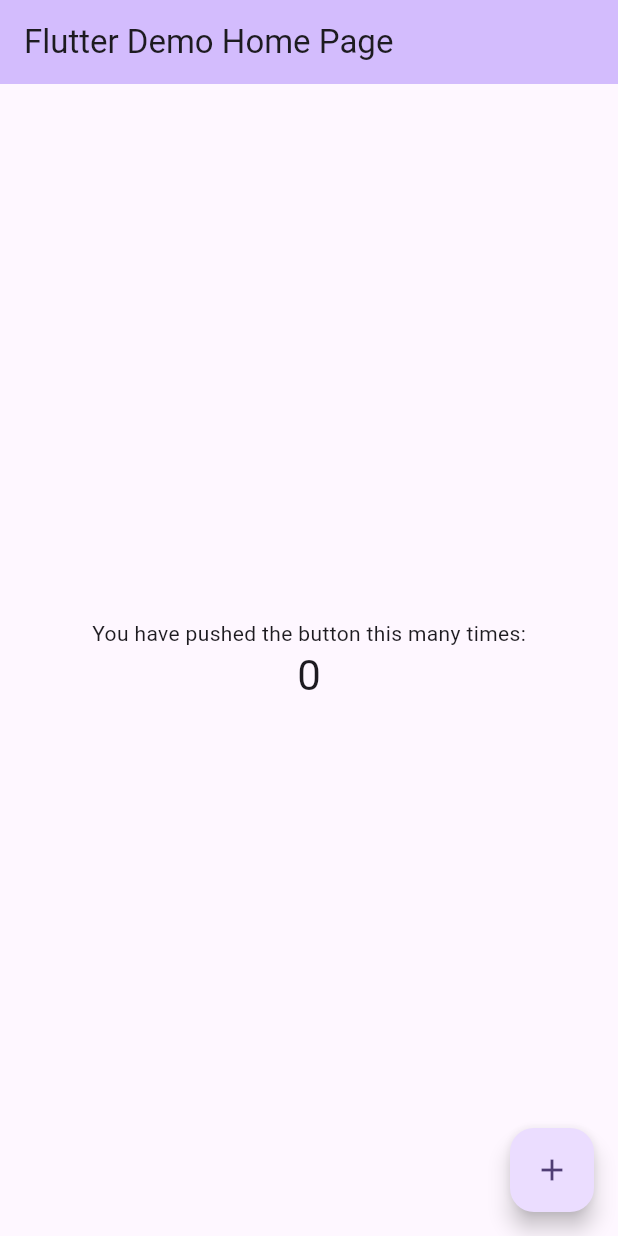
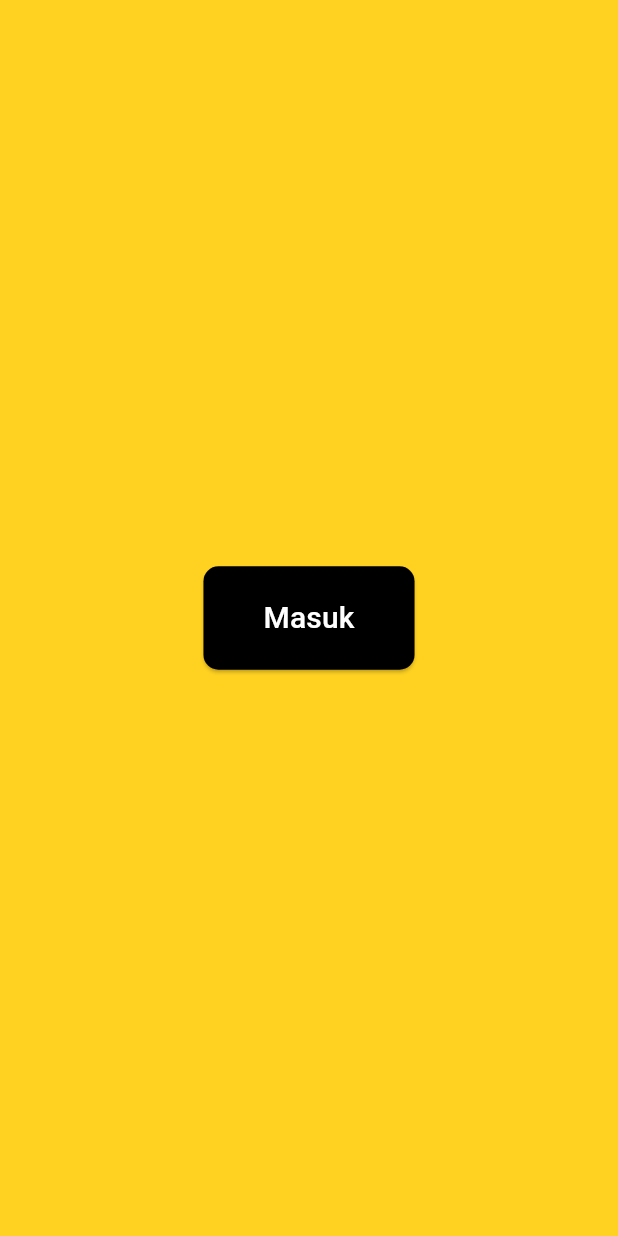
Before and after one commit to yahya542/JasainAja, a Flutter app: the screen it shows after launch, on a phone screen of 412 x 824 dp. Run offline on Flutter 3.47's test engine with Material 3 defaults, Android fonts, the phone set to English and light mode, and no system bars.

Commit message:
inisialisasi mobile

```diff
--- a/mobile/lib/main.dart
+++ b/mobile/lib/main.dart
@@ -1,122 +1,52 @@
 import 'package:flutter/material.dart';
+import 'auth/SelectLogin.dart';
 
 void main() {
-  runApp(const MyApp());
+  runApp(const JasainAjaApp());
 }
 
-class MyApp extends StatelessWidget {
-  const MyApp({super.key});
+class JasainAjaApp extends StatelessWidget {
+  const JasainAjaApp({super.key});
 
-  // This widget is the root of your application.
   @override
   Widget build(BuildContext context) {
     return MaterialApp(
-      title: 'Flutter Demo',
-      theme: ThemeData(
-        // This is the theme of your application.
-        //
-        // TRY THIS: Try running your application with "flutter run". You'll see
-        // the application has a purple toolbar. Then, without quitting the app,
-        // try changing the seedColor in the colorScheme below to Colors.green
-        // and then invoke "hot reload" (save your changes or press the "hot
-        // reload" button in a Flutter-supported IDE, or press "r" if you used
-        // the command line to start the app).
-        //
-        // Notice that the counter didn't reset back to zero; the application
-        // state is not lost during the reload. To reset the state, use hot
-        // restart instead.
-        //
-        // This works for code too, not just values: Most code changes can be
-        // tested with just a hot reload.
-        colorScheme: ColorScheme.fromSeed(seedColor: Colors.deepPurple),
-      ),
-      home: const MyHomePage(title: 'Flutter Demo Home Page'),
+      debugShowCheckedModeBanner: false,
+      title: 'JasainAja!',
+      theme: ThemeData(primarySwatch: Colors.amber),
+      home: const LandingScreen(),
     );
   }
 }
 
-class MyHomePage extends StatefulWidget {
-  const MyHomePage({super.key, required this.title});
-
-  // This widget is the home page of your application. It is stateful, meaning
-  // that it has a State object (defined below) that contains fields that affect
-  // how it looks.
-
-  // This class is the configuration for the state. It holds the values (in this
-  // case the title) provided by the parent (in this case the App widget) and
-  // used by the build method of the State. Fields in a Widget subclass are
-  // always marked "final".
-
-  final String title;
-
-  @override
-  State<MyHomePage> createState() => _MyHomePageState();
-}
-
-class _MyHomePageState extends State<MyHomePage> {
-  int _counter = 0;
-
-  void _incrementCounter() {
-    setState(() {
-      // This call to setState tells the Flutter framework that something has
-      // changed in this State, which causes it to rerun the build method below
-      // so that the display can reflect the updated values. If we changed
-      // _counter without calling setState(), then the build method would not be
-      // called again, and so nothing would appear to happen.
-      _counter++;
-    });
-  }
+class LandingScreen extends StatelessWidget {
+  const LandingScreen({super.key});
 
   @override
   Widget build(BuildContext context) {
-    // This method is rerun every time setState is called, for instance as done
-    // by the _incrementCounter method above.
-    //
-    // The Flutter framework has been optimized to make rerunning build methods
-    // fast, so that you can just rebuild anything that needs updating rather
-    // than having to individually change instances of widgets.
     return Scaffold(
-      appBar: AppBar(
-        // TRY THIS: Try changing the color here to a specific color (to
-        // Colors.amber, perhaps?) and trigger a hot reload to see the AppBar
-        // change color while the other colors stay the same.
-        backgroundColor: Theme.of(context).colorScheme.inversePrimary,
-        // Here we take the value from the MyHomePage object that was created by
-        // the App.build method, and use it to set our appbar title.
-        title: Text(widget.title),
-      ),
+      backgroundColor: const Color(0xFFFFD221),  // Background JasainAja!
       body: Center(
-        // Center is a layout widget. It takes a single child and positions it
-        // in the middle of the parent.
-        child: Column(
-          // Column is also a layout widget. It takes a list of children and
-          // arranges them vertically. By default, it sizes itself to fit its
-          // children horizontally, and tries to be as tall as its parent.
-          //
-          // Column has various properties to control how it sizes itself and
-          // how it positions its children. Here we use mainAxisAlignment to
-          // center the children vertically; the main axis here is the vertical
-          // axis because Columns are vertical (the cross axis would be
-          // horizontal).
-          //
-          // TRY THIS: Invoke "debug painting" (choose the "Toggle Debug Paint"
-          // action in the IDE, or press "p" in the console), to see the
-          // wireframe for each widget.
-          mainAxisAlignment: MainAxisAlignment.center,
-          children: <Widget>[
-            const Text('You have pushed the button this many times:'),
-            Text(
-              '$_counter',
-              style: Theme.of(context).textTheme.headlineMedium,
+        child: ElevatedButton(
+          onPressed: () {
+            Navigator.push(
+              context,
+              MaterialPageRoute(builder: (context) => SelectLoginPage()),
+            );
+          },
+          style: ElevatedButton.styleFrom(
+            backgroundColor: Colors.black,  // Warna button hitam
+            padding: const EdgeInsets.symmetric(horizontal: 40, vertical: 20),
+            shape: RoundedRectangleBorder(
+              borderRadius: BorderRadius.circular(10),
             ),
-          ],
+          ),
+          child: const Text(
+            'Masuk',
+            style: TextStyle(fontSize: 20, color: Colors.white),
+          ),
         ),
       ),
-      floatingActionButton: FloatingActionButton(
-        onPressed: _incrementCounter,
-        tooltip: 'Increment',
-        child: const Icon(Icons.add),
-      ), // This trailing comma makes auto-formatting nicer for build methods.
     );
   }
 }
```
Also changed, not shown: mobile/lib/auth/ProviderLogin.dart (added, +42 -0 lines), mobile/lib/auth/SelectLogin.dart (added, +39 -0 lines), mobile/lib/auth/UserLogin.dart (added, +42 -0 lines), mobile/lib/provider/dashboard.dart (added, +28 -0 lines), mobile/lib/user/dashboard.dart (added, +28 -0 lines).
